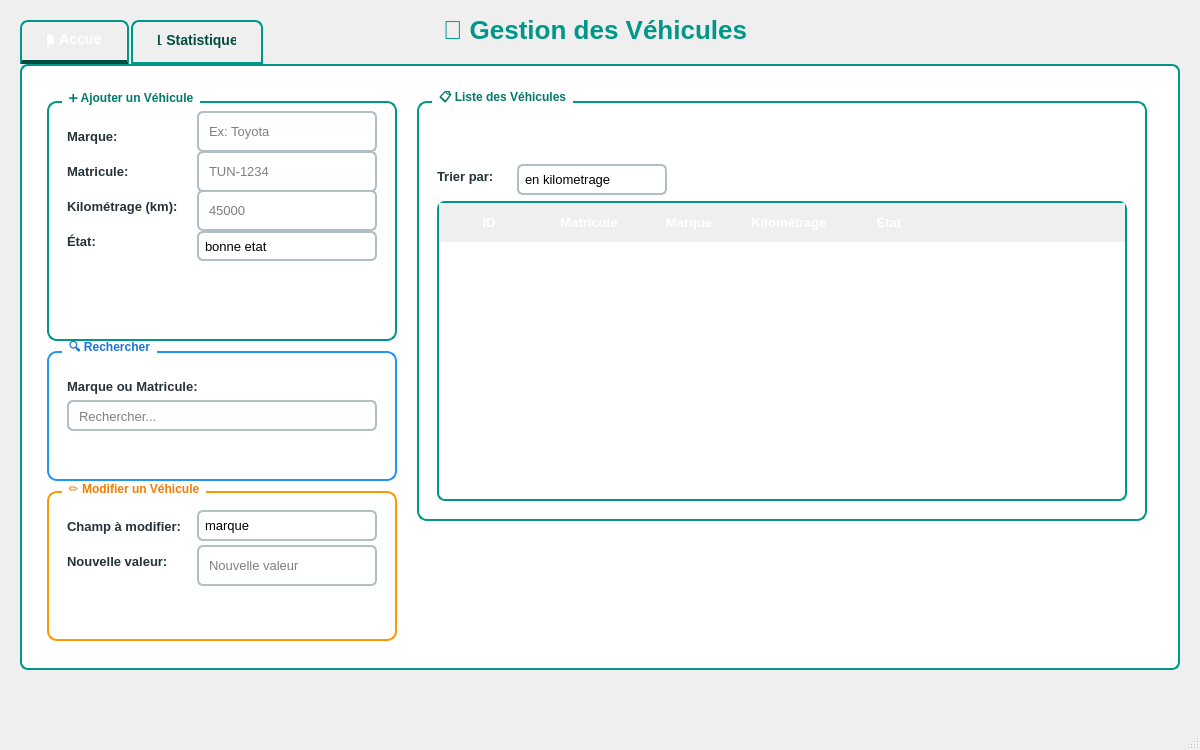
Old version of the form mainwindow.ui in the repository Esprit-UP-Algo/projetcpp-2a25-s1-smart-driving-school.
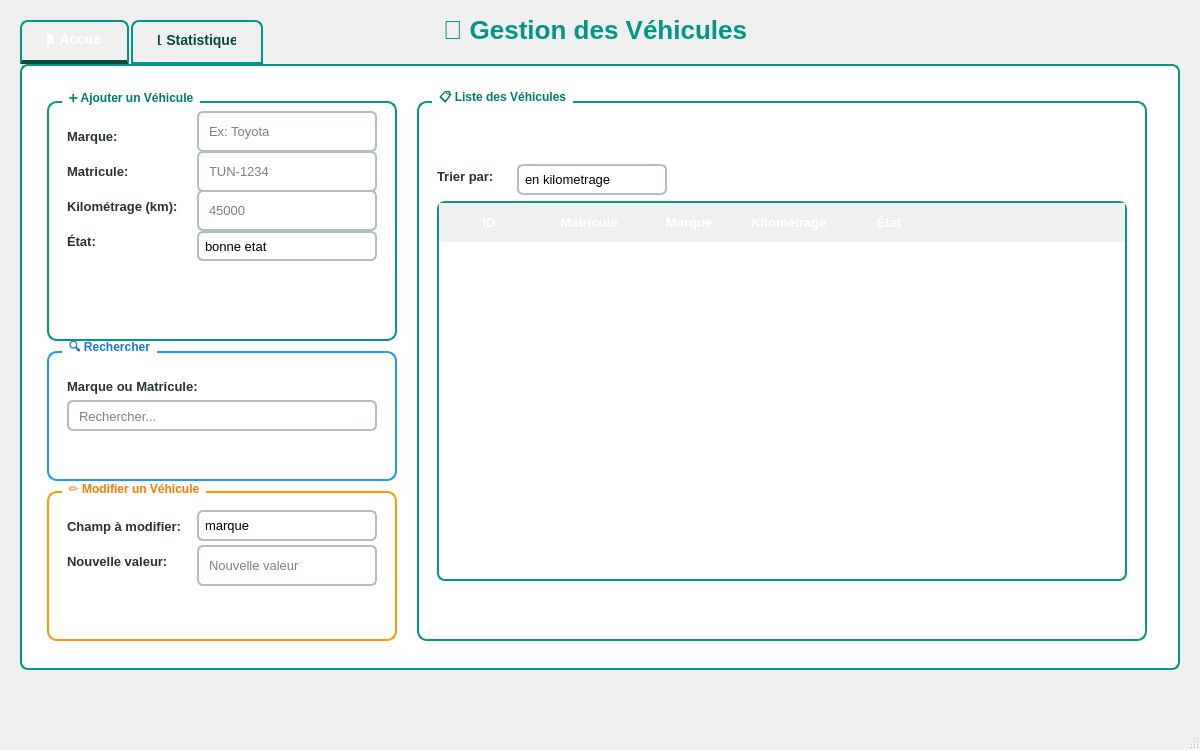
New version of the form. The open tabs and pages were chosen to show the change. Icons and pictures are not drawn.

The edit to the form file:
```diff
--- a/mainwindow.ui
+++ b/mainwindow.ui
@@ -559,7 +559,7 @@
         <x>390</x>
         <y>20</y>
         <width>730</width>
-        <height>430</height>
+        <height>550</height>
        </rect>
       </property>
       <property name="styleSheet">
@@ -672,7 +672,7 @@
          <x>20</x>
          <y>110</y>
          <width>690</width>
-         <height>300</height>
+         <height>380</height>
         </rect>
        </property>
        <property name="alternatingRowColors">
@@ -717,9 +717,9 @@
      <widget class="QPushButton" name="pushButton_8">
       <property name="geometry">
        <rect>
-        <x>500</x>
-        <y>470</y>
-        <width>150</width>
+         <x>20</x>
+         <y>500</y>
+         <width>180</width>
         <height>40</height>
        </rect>
       </property>
```
Left out of the diff: 36 changed lines with no effect on the pictures. Lines whose indentation alone changed are shown as unchanged.
